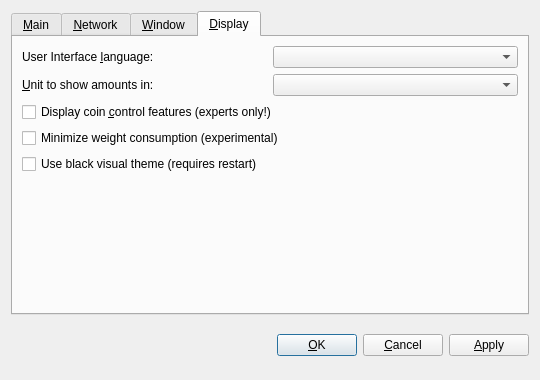
Qt form src/qt/forms/optionsdialog.ui (AiryCoin/Airy) before a commit.
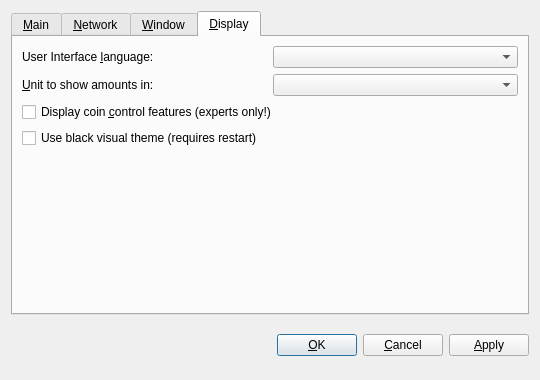
The same form after that commit. The open tabs and pages were chosen to show the change. Custom widgets are drawn as their Qt base class.

```diff
--- a/src/qt/forms/optionsdialog.ui
+++ b/src/qt/forms/optionsdialog.ui
@@ -359,16 +359,6 @@
          </property>
         </widget>
        </item>
-       <item>
-        <widget class="QCheckBox" name="minimizeCoinAge">
-         <property name="toolTip">
-          <string>Whether to select the coin outputs randomly or with minimal coin age.</string>
-         </property>
-         <property name="text">
-          <string>Minimize weight consumption (experimental)</string>
-         </property>
-        </widget>
-       </item>
        <item>
         <widget class="QCheckBox" name="useBlackTheme">
          <property name="text">
```
